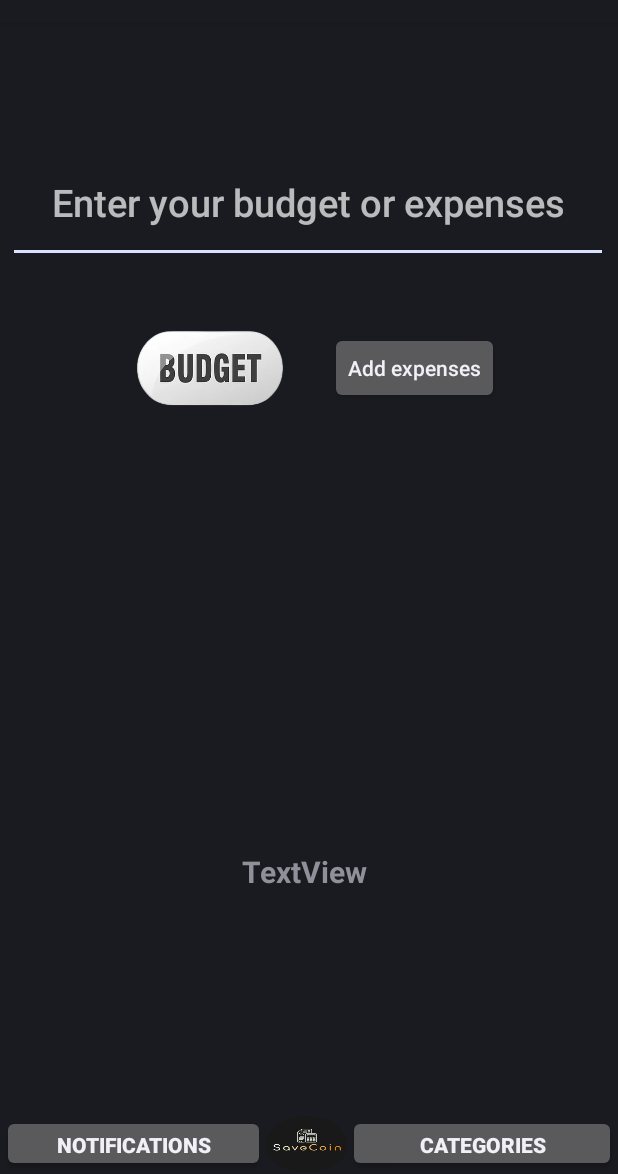
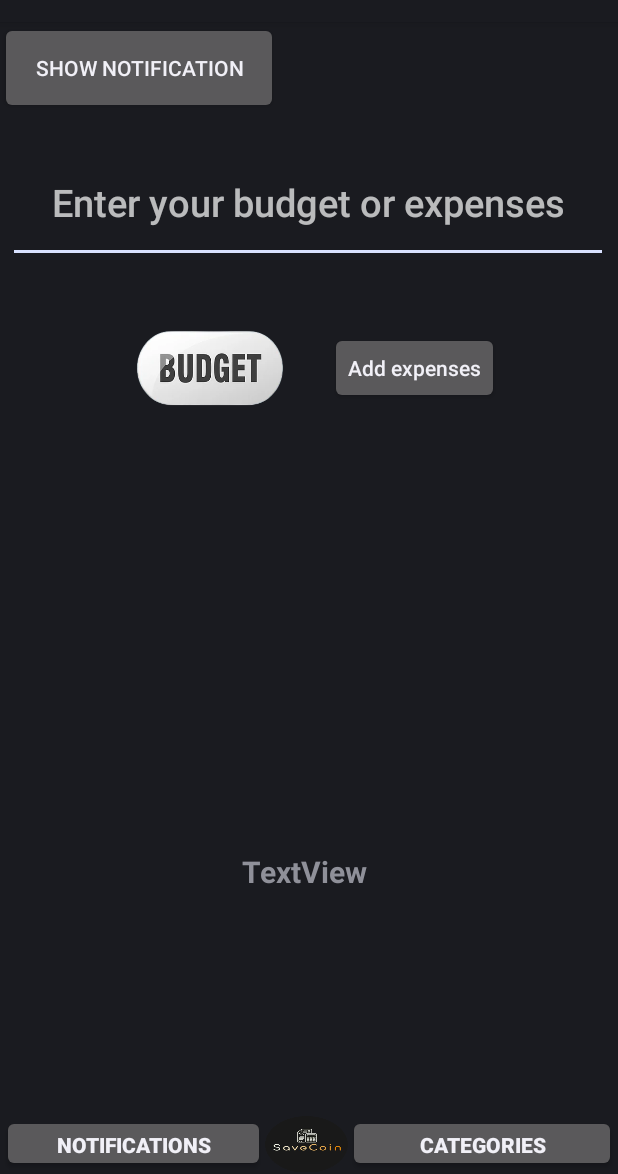
Before and after one commit to rlazyrk/SaveCoinApplication, an Android app: the layout activity_main.xml on its own in the app's theme, with its tools: preview values and no code run, on a phone screen of 412 x 824 dp, the part 62-1236 px from its top. Run offline under Robolectric (Android 15) with nearby library versions, the phone set to English and light mode, and no system bars; Roboto replaces fonts that are not available here.

Commit message:
add demo notification button

```diff
--- a/app/src/main/AndroidManifest.xml
+++ b/app/src/main/AndroidManifest.xml
@@ -7,6 +7,7 @@
     <uses-permission android:name="android.permission.POST_NOTIFICATIONS" />
     <uses-permission android:name="android.permission.POST_NOTIFICATIONS" />
     <uses-permission android:name="android.permission.POST_NOTIFICATIONS" />
+    <uses-permission android:name="android.permission.FOREGROUND_SERVICE" />
 
     <application
         android:allowBackup="true"
--- a/app/src/main/res/layout/activity_main.xml
+++ b/app/src/main/res/layout/activity_main.xml
@@ -49,6 +49,15 @@
         app:layout_constraintTop_toTopOf="parent"
         app:layout_constraintVertical_bias="0.063" />
 
+
+    <Button
+        android:id="@+id/notificationButton"
+        android:layout_width="185dp"
+        android:layout_height="61dp"
+        android:layout_centerInParent="true"
+        android:text="Show Notification"
+        tools:layout_editor_absoluteX="113dp"
+        tools:layout_editor_absoluteY="347dp" />
 
     <Button
         android:id="@+id/addExpenses"
```
Also changed, not shown: app/src/main/java/project/application/myapplication/MainActivity.java (+21 -1 lines).
